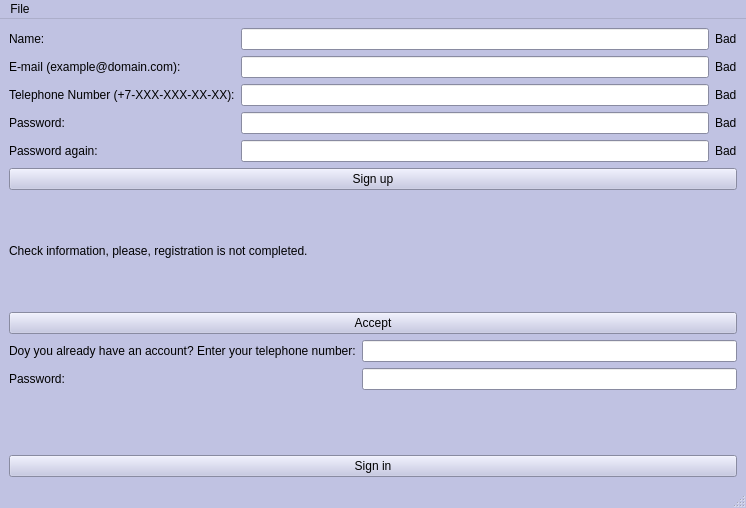
Above: Booking/mainwindow.ui from mainex/btimetable-booking before the change. Below: the same form after it.
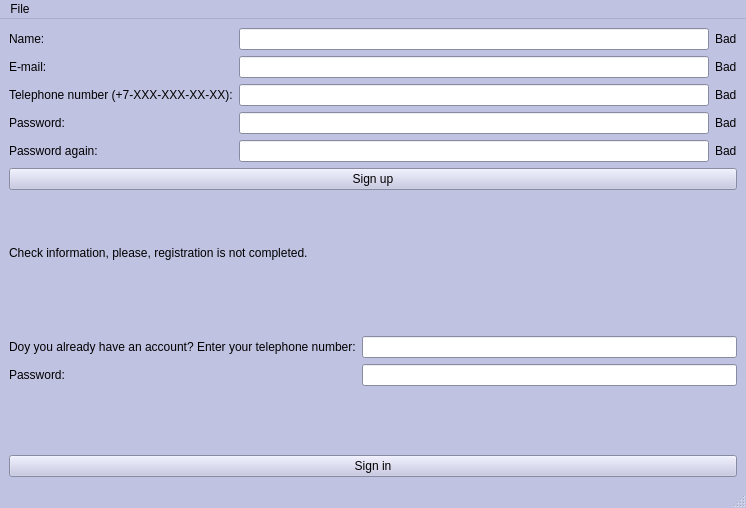
That is the form after the change.

Diff of the .ui file:
```diff
--- a/Booking/mainwindow.ui
+++ b/Booking/mainwindow.ui
@@ -485,7 +485,7 @@
         <item row="1" column="0">
          <widget class="QLabel" name="enterEmailLabel">
           <property name="text">
-           <string>E-mail (example@domain.com):</string>
+           <string>E-mail:</string>
           </property>
          </widget>
         </item>
@@ -510,7 +510,7 @@
         <item row="2" column="0">
          <widget class="QLabel" name="enterTelephoneLabel">
           <property name="text">
-           <string>Telephone Number (+7-XXX-XXX-XX-XX):</string>
+           <string>Telephone number (+7-XXX-XXX-XX-XX):</string>
           </property>
          </widget>
         </item>
@@ -593,11 +593,17 @@
      </widget>
     </item>
     <item>
-     <widget class="QPushButton" name="pushButton_2">
-      <property name="text">
-       <string>Accept</string>
+     <spacer name="horizontalSpacer">
+      <property name="orientation">
+       <enum>Qt::Horizontal</enum>
       </property>
-     </widget>
+      <property name="sizeHint" stdset="0">
+       <size>
+        <width>40</width>
+        <height>20</height>
+       </size>
+      </property>
+     </spacer>
     </item>
     <item>
      <layout class="QFormLayout" name="formLayout">
```
